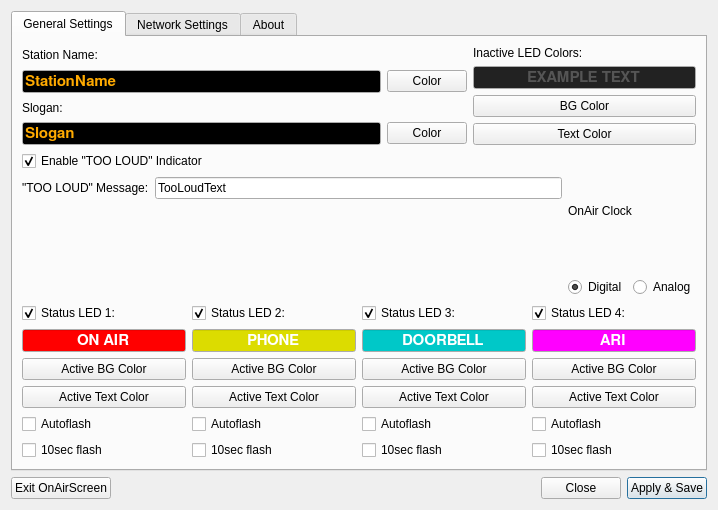
This is settings.ui in saschaludwig/OnAirScreen as Qt 5 draws it before an edit. The edited form follows.
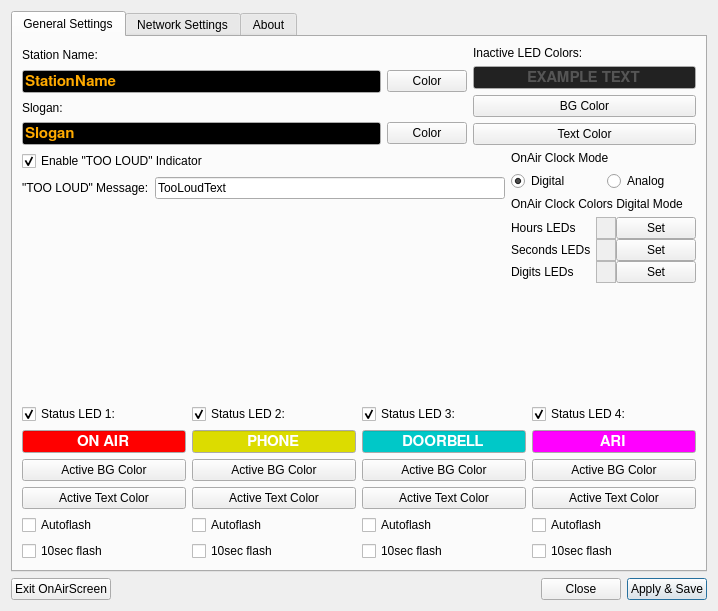
This is the edited form. Icons and pictures are not drawn.

Commit message: added color settings for clock, bugfixes clockwidget

Diff of the .ui file:
```diff
--- a/settings.ui
+++ b/settings.ui
@@ -7,7 +7,7 @@
     <x>0</x>
     <y>0</y>
     <width>718</width>
-    <height>510</height>
+    <height>611</height>
    </rect>
   </property>
   <property name="windowTitle">
@@ -506,7 +506,7 @@
            <item>
             <widget class="QLabel" name="label_11">
              <property name="text">
-              <string>OnAir Clock</string>
+              <string>OnAir Clock Mode</string>
              </property>
             </widget>
            </item>
@@ -531,6 +531,156 @@
              </item>
             </layout>
            </item>
+           <item>
+            <widget class="QLabel" name="label_15">
+             <property name="text">
+              <string>OnAir Clock Colors Digital Mode</string>
+             </property>
+            </widget>
+           </item>
+           <item>
+            <layout class="QFormLayout" name="formLayout_2">
+             <property name="fieldGrowthPolicy">
+              <enum>QFormLayout::FieldsStayAtSizeHint</enum>
+             </property>
+             <property name="labelAlignment">
+              <set>Qt::AlignLeading|Qt::AlignLeft|Qt::AlignVCenter</set>
+             </property>
+             <property name="formAlignment">
+              <set>Qt::AlignLeading|Qt::AlignLeft|Qt::AlignTop</set>
+             </property>
+             <property name="horizontalSpacing">
+              <number>5</number>
+             </property>
+             <property name="verticalSpacing">
+              <number>0</number>
+             </property>
+             <item row="0" column="0">
+              <widget class="QLabel" name="label_12">
+               <property name="text">
+                <string>Hours LEDs</string>
+               </property>
+              </widget>
+             </item>
+             <item row="2" column="0">
+              <widget class="QLabel" name="label_13">
+               <property name="text">
+                <string>Seconds LEDs</string>
+               </property>
+              </widget>
+             </item>
+             <item row="3" column="0">
+              <widget class="QLabel" name="label_14">
+               <property name="text">
+                <string>Digits LEDs</string>
+               </property>
+              </widget>
+             </item>
+             <item row="0" column="1">
+              <layout class="QHBoxLayout" name="horizontalLayout_6">
+               <item>
+                <widget class="QFrame" name="DigitalHourColor">
+                 <property name="minimumSize">
+                  <size>
+                   <width>20</width>
+                   <height>20</height>
+                  </size>
+                 </property>
+                 <property name="autoFillBackground">
+                  <bool>true</bool>
+                 </property>
+                 <property name="frameShape">
+                  <enum>QFrame::StyledPanel</enum>
+                 </property>
+                 <property name="frameShadow">
+                  <enum>QFrame::Raised</enum>
+                 </property>
+                </widget>
+               </item>
+               <item>
+                <widget class="QPushButton" name="DigitalHourColorButton">
+                 <property name="text">
+                  <string>Set</string>
+                 </property>
+                </widget>
+               </item>
+              </layout>
+             </item>
+             <item row="2" column="1">
+              <layout class="QHBoxLayout" name="horizontalLayout_10">
+               <item>
+                <widget class="QFrame" name="DigitalSecondColor">
+                 <property name="minimumSize">
+                  <size>
+                   <width>20</width>
+                   <height>20</height>
+                  </size>
+                 </property>
+                 <property name="autoFillBackground">
+                  <bool>true</bool>
+                 </property>
+                 <property name="frameShape">
+                  <enum>QFrame::StyledPanel</enum>
+                 </property>
+                 <property name="frameShadow">
+                  <enum>QFrame::Raised</enum>
+                 </property>
+                </widget>
+               </item>
+               <item>
+                <widget class="QPushButton" name="DigitalSecondColorButton">
+                 <property name="text">
+                  <string>Set</string>
+                 </property>
+                </widget>
+               </item>
+              </layout>
+             </item>
+             <item row="3" column="1">
+              <layout class="QHBoxLayout" name="horizontalLayout_11">
+               <item>
+                <widget class="QFrame" name="DigitalDigitColor">
+                 <property name="minimumSize">
+                  <size>
+                   <width>20</width>
+                   <height>20</height>
+                  </size>
+                 </property>
+                 <property name="autoFillBackground">
+                  <bool>true</bool>
+                 </property>
+                 <property name="frameShape">
+                  <enum>QFrame::StyledPanel</enum>
+                 </property>
+                 <property name="frameShadow">
+                  <enum>QFrame::Raised</enum>
+                 </property>
+                </widget>
+               </item>
+               <item>
+                <widget class="QPushButton" name="DigitalDigitColorButton">
+                 <property name="text">
+                  <string>Set</string>
+                 </property>
+                </widget>
+               </item>
+              </layout>
+             </item>
+            </layout>
+           </item>
+           <item>
+            <spacer name="verticalSpacer_5">
+             <property name="orientation">
+              <enum>Qt::Vertical</enum>
+             </property>
+             <property name="sizeHint" stdset="0">
+              <size>
+               <width>20</width>
+               <height>40</height>
+              </size>
+             </property>
+            </spacer>
+           </item>
           </layout>
          </item>
         </layout>
```
The commit also changes 3 other files.
